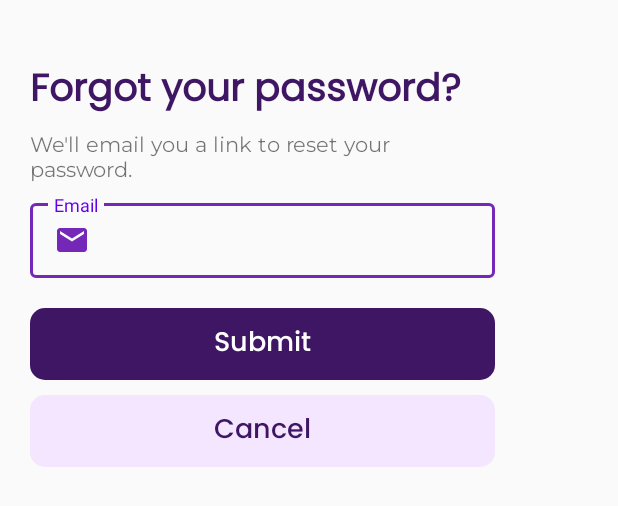
After one commit to shreejeshballal/Snapspace, an Android app: the layout forgotpassword.xml on its own in the app's theme, with its tools: preview values and no code run, on a phone screen of 412 x 824 dp. The commit adds this screen. Shown: the top 506 px of the screen. Run offline under Robolectric (Android 15) with nearby library versions, the phone set to English and light mode, and no system bars.

Commit message:
forgotten password modal

```diff
--- a/app/build.gradle
+++ b/app/build.gradle
@@ -48,7 +48,6 @@ dependencies {
     implementation 'androidx.navigation:navigation-ui:2.0.0-rc02'
     //noinspection GradleCompatible
     implementation 'androidx.gridlayout:gridlayout:1.0.0'
-    testImplementation 'junit:junit:'
     androidTestImplementation 'androidx.test.ext:junit:1.1.1'
     androidTestImplementation 'androidx.test.espresso:espresso-core:3.1.0'
 }
--- /dev/null
+++ b/app/src/main/res/drawable/baseline_email_24.xml
@@ -0,0 +1,5 @@
+<vector android:height="24dp" android:tint="@color/lightpurple"
+    android:viewportHeight="24" android:viewportWidth="24"
+    android:width="24dp" xmlns:android="http://schemas.android.com/apk/res/android">
+    <path android:fillColor="@android:color/white" android:pathData="M20,4L4,4c-1.1,0 -1.99,0.9 -1.99,2L2,18c0,1.1 0.9,2 2,2h16c1.1,0 2,-0.9 2,-2L22,6c0,-1.1 -0.9,-2 -2,-2zM20,8l-8,5 -8,-5L4,6l8,5 8,-5v2z"/>
+</vector>
--- a/app/src/main/res/drawable/lightpurplebtn.xml
+++ b/app/src/main/res/drawable/lightpurplebtn.xml
@@ -1,5 +1,6 @@
 <?xml version="1.0" encoding="utf-8"?>
 <shape xmlns:android="http://schemas.android.com/apk/res/android" >
     <solid android:color="@color/lightpurple"></solid>
-    <corners android:radius="0dp"></corners>
+    <corners android:radius="10dp"></corners>
+    <stroke android:width="0dp"></stroke>
 </shape>
--- a/app/src/main/res/drawable/logoutbtns.xml
+++ b/app/src/main/res/drawable/logoutbtns.xml
@@ -1,5 +1,5 @@
 <?xml version="1.0" encoding="utf-8"?>
 <shape xmlns:android="http://schemas.android.com/apk/res/android">
     <solid android:color="@color/lightpink"></solid>
-    <corners android:radius="0dp"></corners>
+    <corners android:radius="10dp"></corners>
 </shape>
--- /dev/null
+++ b/app/src/main/res/font/montserrat.xml
@@ -0,0 +1,7 @@
+<?xml version="1.0" encoding="utf-8"?>
+<font-family xmlns:app="http://schemas.android.com/apk/res-auto"
+        app:fontProviderAuthority="com.google.android.gms.fonts"
+        app:fontProviderPackage="com.google.android.gms"
+        app:fontProviderQuery="Montserrat"
+        app:fontProviderCerts="@array/com_google_android_gms_fonts_certs">
+</font-family>
--- a/app/src/main/res/layout/activity_main.xml
+++ b/app/src/main/res/layout/activity_main.xml
@@ -84,7 +84,6 @@
                     android:hint="@string/password"
                     android:importantForAutofill="no"
                     android:inputType="textPassword"
-                    android:drawableEnd="@drawable/pw_eye"
                     android:padding="8dp" />
             </com.google.android.material.textfield.TextInputLayout>
 
--- a/app/src/main/res/layout/activity_signup.xml
+++ b/app/src/main/res/layout/activity_signup.xml
@@ -77,8 +77,6 @@
                     android:id="@+id/password"
                     android:layout_width="match_parent"
                     android:layout_height="50dp"
-                    android:drawableEnd="@drawable/pw_eye"
-
                     android:layout_marginTop="20dp"
                     android:background="@drawable/form"
                     android:drawableStart="@drawable/ic_baseline_lock_24"
@@ -107,8 +105,6 @@
                     android:background="@drawable/form"
                     android:drawableStart="@drawable/ic_baseline_lock_24"
                     android:drawablePadding="8dp"
-                    android:drawableEnd="@drawable/pw_eye"
-
                     android:hint="@string/confirm_password"
                     android:importantForAutofill="no"
                     android:inputType="textPassword"
--- /dev/null
+++ b/app/src/main/res/layout/forgotpassword.xml
@@ -0,0 +1,78 @@
+<LinearLayout xmlns:android="http://schemas.android.com/apk/res/android"
+    android:layout_width="350dp"
+    xmlns:app="http://schemas.android.com/apk/res-auto"
+    xmlns:tools="http://schemas.android.com/tools"
+    android:paddingLeft="20dp"
+    android:paddingRight="20dp"
+    android:paddingTop="40dp"
+    android:paddingBottom="40dp"
+    android:layout_height="wrap_content"
+    android:orientation="vertical">
+
+    <TextView
+        android:id="@+id/logout_message"
+        android:layout_width="match_parent"
+        android:layout_height="wrap_content"
+        android:fontFamily="@font/poppins_regular"
+        android:text="Forgot your password?"
+        android:textColor="@color/darkpurple"
+        android:textSize="25dp"
+        android:textStyle="bold" />
+
+    <TextView
+        android:id="@+id/textView5"
+        android:layout_width="match_parent"
+        android:layout_height="wrap_content"
+        android:layout_marginTop="5dp"
+        android:fontFamily="@font/montserrat"
+        android:text="We'll email you a link to reset your password."
+        android:textSize="14dp" />
+
+    <com.google.android.material.textfield.TextInputLayout
+        style="@style/Widget.MaterialComponents.TextInputLayout.OutlinedBox"
+        android:layout_width="match_parent"
+        android:layout_height="match_parent"
+        android:layout_marginTop="5dp"
+        app:boxStrokeColor="@color/lightpurple"
+        app:hintTextAppearance="@style/CustomHintTextAppearance">
+
+        <com.google.android.material.textfield.TextInputEditText
+
+            android:id="@+id/email"
+            android:layout_width="match_parent"
+            android:layout_height="50dp"
+            android:layout_marginTop="5dp"
+            android:drawableStart="@drawable/baseline_email_24"
+            android:drawablePadding="8dp"
+            android:hint="Email"
+            android:importantForAutofill="no"
+            android:inputType="textEmailAddress"
+            android:padding="8dp" />
+    </com.google.android.material.textfield.TextInputLayout>
+
+
+    <Button
+        android:layout_marginTop="20dp"
+        android:id="@+id/submit"
+        android:layout_width="match_parent"
+        android:layout_height="wrap_content"
+        android:background="@drawable/btnshape"
+        android:fontFamily="@font/poppins_medium"
+        android:text="Submit"
+        android:textAllCaps="false"
+        android:textColor="@color/white"
+        android:textSize="18dp"/>
+
+    <Button
+        android:layout_marginTop="10dp"
+        android:id="@+id/back"
+        android:layout_width="match_parent"
+        android:layout_height="wrap_content"
+        android:background="@drawable/logoutbtns"
+        android:fontFamily="@font/poppins_medium"
+        android:text="Cancel"
+        android:textAllCaps="false"
+        android:textColor="@color/darkpurple"
+        android:textSize="18dp"/>
+
+</LinearLayout>
--- a/app/src/main/res/layout/logout_modal.xml
+++ b/app/src/main/res/layout/logout_modal.xml
@@ -32,7 +32,7 @@
         <Button
             android:id="@+id/cancel_button"
             android:layout_width="wrap_content"
-            android:layout_height="35dp"
+            android:layout_height="50dp"
             android:layout_marginEnd="8dp"
             android:background="@drawable/logoutbtns"
             android:text="No"
@@ -43,7 +43,7 @@
             android:id="@+id/logout_button"
             android:layout_width="wrap_content"
             android:textColor="@color/darkpurple"
-            android:layout_height="35dp"
+            android:layout_height="50dp"
             android:background="@drawable/logoutbtns"
             android:text="Yes" />
 
--- a/app/src/main/res/values/preloaded_fonts.xml
+++ b/app/src/main/res/values/preloaded_fonts.xml
@@ -1,6 +1,7 @@
 <?xml version="1.0" encoding="utf-8"?>
 <resources>
     <array name="preloaded_fonts" translatable="false">
+        <item>@font/montserrat</item>
         <item>@font/montserrat_medium</item>
         <item>@font/poppins</item>
         <item>@font/poppins_bold</item>
```
Also changed, not shown: app/src/main/java/com/example/venuebooking/MainActivity.java (+17 -1 lines), app/src/main/java/com/example/venuebooking/forgotpassword.java (added, +39 -0 lines), app/src/main/res/layout/loginpage.xml (deleted, +0 -137 lines), app/src/main/res/layout/signuppage.xml (deleted, +0 -153 lines).
